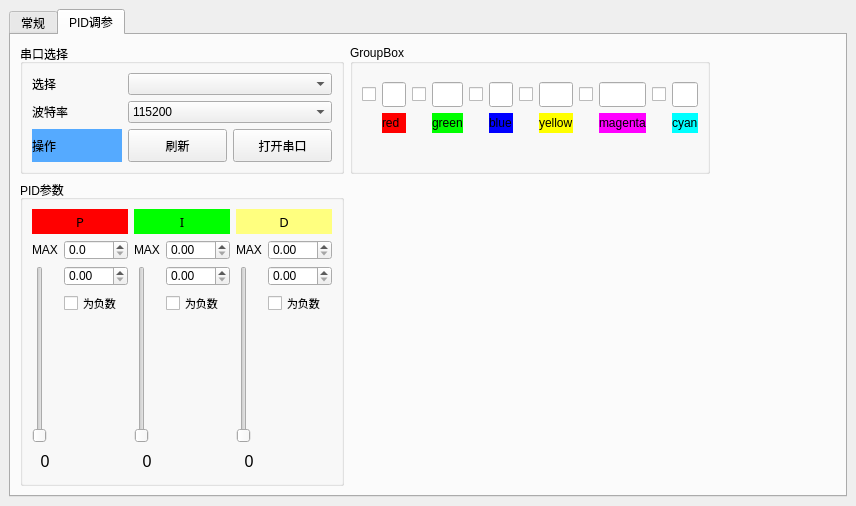
First picture: the form in ui_mainwidow.ui, repository StrangeChan/SerialDebuggingAssistant, before the edit.
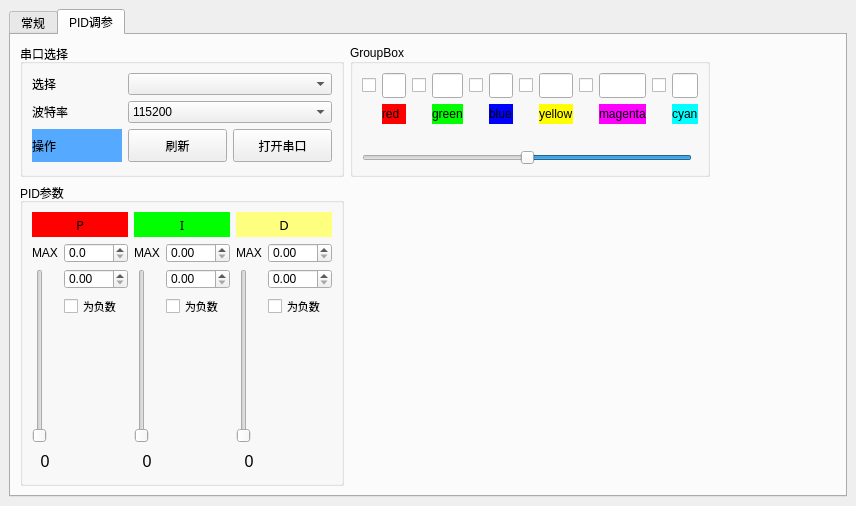
Second picture: the form after the edit. Custom widgets are drawn as their Qt base class.

```diff
--- a/ui_mainwidow.ui
+++ b/ui_mainwidow.ui
@@ -451,7 +451,20 @@
           <property name="alignment">
            <set>Qt::AlignLeading|Qt::AlignLeft|Qt::AlignVCenter</set>
           </property>
-          <layout class="QGridLayout" name="gridLayout_15" rowstretch="0,0" columnstretch="3,0">
+          <layout class="QGridLayout" name="gridLayout_15" rowstretch="0,0,0" columnstretch="3,0">
+           <item row="1" column="0">
+            <spacer name="horizontalSpacer_8">
+             <property name="orientation">
+              <enum>Qt::Horizontal</enum>
+             </property>
+             <property name="sizeHint" stdset="0">
+              <size>
+               <width>40</width>
+               <height>20</height>
+              </size>
+             </property>
+            </spacer>
+           </item>
            <item row="0" column="0" colspan="2">
             <layout class="QHBoxLayout" name="horizontalLayout">
              <item>
@@ -828,18 +841,27 @@
              </item>
             </layout>
            </item>
-           <item row="1" column="0">
-            <spacer name="horizontalSpacer_8">
+           <item row="2" column="0">
+            <widget class="QSlider" name="horizontalSlider">
+             <property name="layoutDirection">
+              <enum>Qt::RightToLeft</enum>
+             </property>
+             <property name="minimum">
+              <number>-50</number>
+             </property>
+             <property name="maximum">
+              <number>50</number>
+             </property>
+             <property name="pageStep">
+              <number>5</number>
+             </property>
+             <property name="value">
+              <number>0</number>
+             </property>
              <property name="orientation">
               <enum>Qt::Horizontal</enum>
              </property>
-             <property name="sizeHint" stdset="0">
-              <size>
-               <width>40</width>
-               <height>20</height>
-              </size>
-             </property>
-            </spacer>
+            </widget>
            </item>
           </layout>
          </widget>
```
